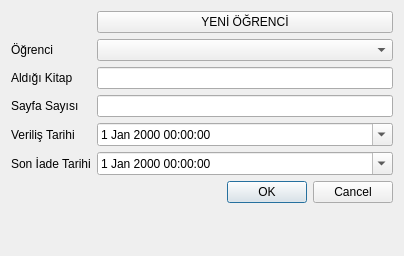
This is editrecord.ui in bariscelik/hilohane as Qt 5 draws it before an edit. The edited form follows.
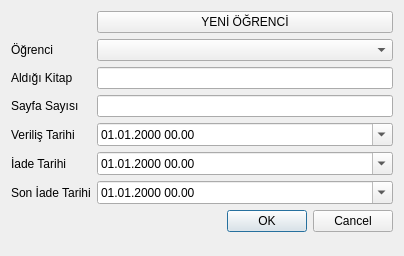
This is the edited form.

```diff
--- a/editrecord.ui
+++ b/editrecord.ui
@@ -11,7 +11,7 @@
    </rect>
   </property>
   <property name="windowTitle">
-   <string>Kayıt Ekle</string>
+   <string>Kaydı Düzenle</string>
   </property>
   <property name="modal">
    <bool>true</bool>
@@ -48,21 +48,55 @@
      </property>
     </widget>
    </item>
-   <item row="7" column="1">
-    <widget class="QDateTimeEdit" name="deliveryDateEdit">
-     <property name="calendarPopup">
+   <item row="5" column="0">
+    <widget class="QLabel" name="sayfaSayisiLabel">
+     <property name="text">
+      <string>Sayfa Sayısı</string>
+     </property>
+    </widget>
+   </item>
+   <item row="5" column="1">
+    <widget class="QLineEdit" name="sayfaSayisiLineEdit">
+     <property name="clearButtonEnabled">
       <bool>true</bool>
      </property>
     </widget>
    </item>
-   <item row="7" column="0">
+   <item row="8" column="0">
     <widget class="QLabel" name="deliveryDateLabel">
      <property name="text">
       <string>Veriliş Tarihi</string>
      </property>
     </widget>
    </item>
-   <item row="10" column="0" colspan="2">
+   <item row="8" column="1">
+    <widget class="QDateTimeEdit" name="deliveryDateEdit">
+     <property name="displayFormat">
+      <string>dd.MM.yyyy HH.mm</string>
+     </property>
+     <property name="calendarPopup">
+      <bool>true</bool>
+     </property>
+    </widget>
+   </item>
+   <item row="12" column="0">
+    <widget class="QLabel" name="sonIadeTarihiLabel">
+     <property name="text">
+      <string>Son İade Tarihi</string>
+     </property>
+    </widget>
+   </item>
+   <item row="12" column="1">
+    <widget class="QDateTimeEdit" name="sonIadeTarihiDateTimeEdit">
+     <property name="displayFormat">
+      <string>dd.MM.yyyy HH.mm</string>
+     </property>
+     <property name="calendarPopup">
+      <bool>true</bool>
+     </property>
+    </widget>
+   </item>
+   <item row="15" column="0" colspan="2">
     <widget class="QDialogButtonBox" name="buttonBox">
      <property name="orientation">
       <enum>Qt::Horizontal</enum>
@@ -72,34 +106,23 @@
      </property>
     </widget>
    </item>
-   <item row="5" column="1">
-    <widget class="QLineEdit" name="sayfaSayisiLineEdit">
-     <property name="clearButtonEnabled">
-      <bool>true</bool>
+   <item row="11" column="1">
+    <widget class="QDateTimeEdit" name="returnDateTimeEdit">
+     <property name="displayFormat">
+      <string>dd.MM.yyyy HH.mm</string>
      </property>
-    </widget>
-   </item>
-   <item row="5" column="0">
-    <widget class="QLabel" name="sayfaSayisiLabel">
-     <property name="text">
-      <string>Sayfa Sayısı</string>
-     </property>
-    </widget>
-   </item>
-   <item row="9" column="0">
-    <widget class="QLabel" name="sonIadeTarihiLabel">
-     <property name="text">
-      <string>Son İade Tarihi</string>
-     </property>
-    </widget>
-   </item>
-   <item row="9" column="1">
-    <widget class="QDateTimeEdit" name="sonIadeTarihiDateTimeEdit">
      <property name="calendarPopup">
       <bool>true</bool>
      </property>
     </widget>
    </item>
+   <item row="11" column="0">
+    <widget class="QLabel" name="returnDateLabel">
+     <property name="text">
+      <string>İade Tarihi</string>
+     </property>
+    </widget>
+   </item>
   </layout>
  </widget>
  <tabstops>
```
